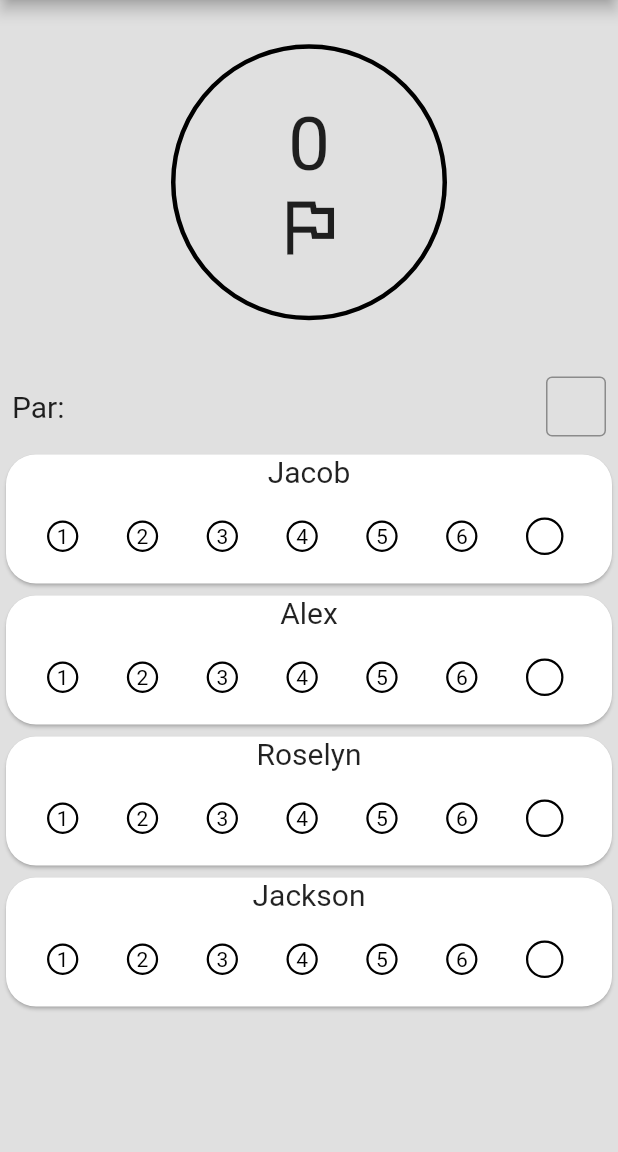
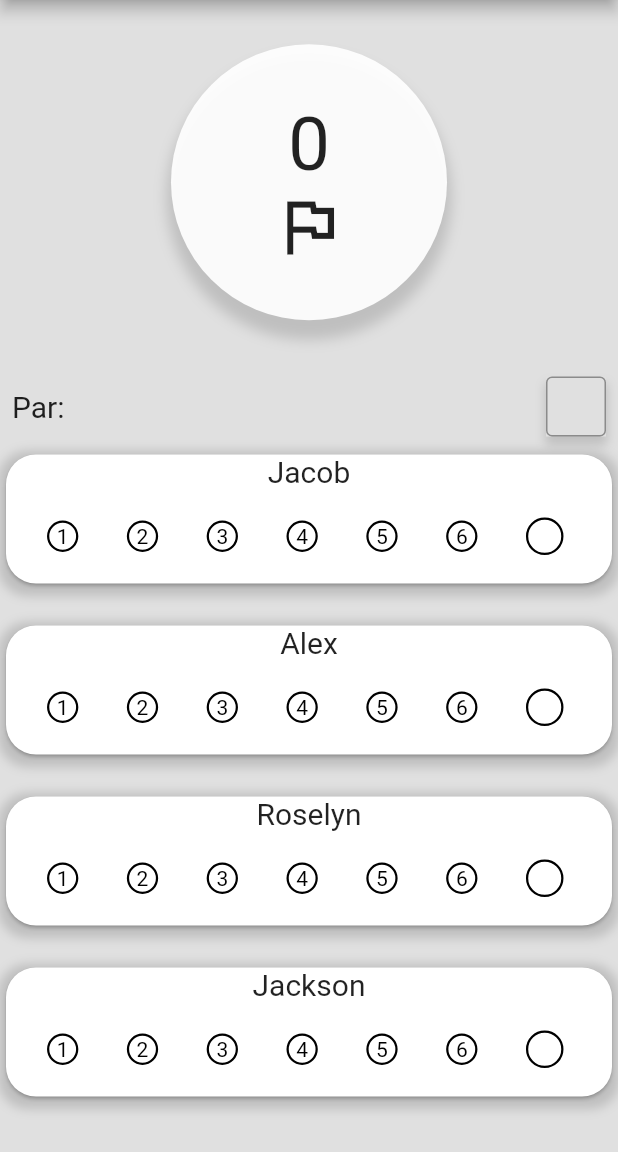
Before and after one commit to jchand99/PuttPuttApp, a Flutter app: the HolePage screen opened directly with empty values, on a phone screen of 412 x 824 dp, the part 84-1236 px from its top. Run offline on Flutter 3.47's test engine with Material 2 defaults, Android fonts, the phone set to English and light mode, and no system bars.

Commit message:
ui changes for holes page made

```diff
--- a/lib/pages/hole.dart
+++ b/lib/pages/hole.dart
@@ -58,8 +58,17 @@ class _HolePageState extends State<HolePage> {
           Container(
             padding: const EdgeInsets.all(64.0),
             decoration: BoxDecoration(
+                color: Colors.white.withOpacity(.92),
                 shape: BoxShape.circle,
-                border: Border.all(color: Colors.black, width: 3)),
+                border: Border.all(color: Colors.transparent, width: 3),
+                boxShadow: [
+                  BoxShadow(
+                    color: Colors.grey.withOpacity(0.5),
+                    spreadRadius: 3,
+                    blurRadius: 7,
+                    offset: Offset(0, 10),
+                  )
+                ]),
             child: Column(
               children: [
                 Text('${widget._holeNumber}', style: TextStyle(fontSize: 50)),
@@ -74,6 +83,15 @@ class _HolePageState extends State<HolePage> {
               children: [
                 Text('Par: ', style: TextStyle(fontSize: 20)),
                 Container(
+                  decoration:
+                      BoxDecoration(color: Colors.grey[300], boxShadow: [
+                    BoxShadow(
+                      color: Colors.grey.withOpacity(.5),
+                      spreadRadius: 1,
+                      blurRadius: 5,
+                      offset: Offset(0, 5),
+                    )
+                  ]),
                   width: 40,
                   height: 40,
                   child: TextField(
--- a/lib/widgets/hole_score_widget.dart
+++ b/lib/widgets/hole_score_widget.dart
@@ -23,14 +23,27 @@ class _HoleScoreState extends State<HoleScore> {
   Widget build(BuildContext context) {
     return Container(
       // height: 80,
+      child: Container(
+        margin: EdgeInsets.only(bottom: 20.0),
+        decoration: BoxDecoration(
+            color: Colors.transparent,
+            borderRadius: BorderRadius.all(Radius.circular(20)),
+            boxShadow: [
+              BoxShadow(
+                  color: Colors.grey.withOpacity(.5),
+                  spreadRadius: 1,
+                  blurRadius: 5,
+                  offset: Offset(0, 3))
+            ]),
         child: Card(
+          color: Colors.white,
           shape:
               RoundedRectangleBorder(borderRadius: BorderRadius.circular(20.0)),
           child: Column(
             children: [
               Text(widget._player.data, style: TextStyle(fontSize: 20)),
               Container(
-                //margin: EdgeInsets.only(bottom: 10.0, left: 5),
+                  //margin: EdgeInsets.only(bottom: 50.0),
                   child: Row(
                 mainAxisAlignment: MainAxisAlignment.spaceEvenly,
                 children: [
@@ -189,6 +202,7 @@ class _HoleScoreState extends State<HoleScore> {
             ],
           ),
         ),
+      ),
     );
   }
 }
```
Also changed, not shown: pubspec.lock. Lines whose indentation alone changed are shown as unchanged.
